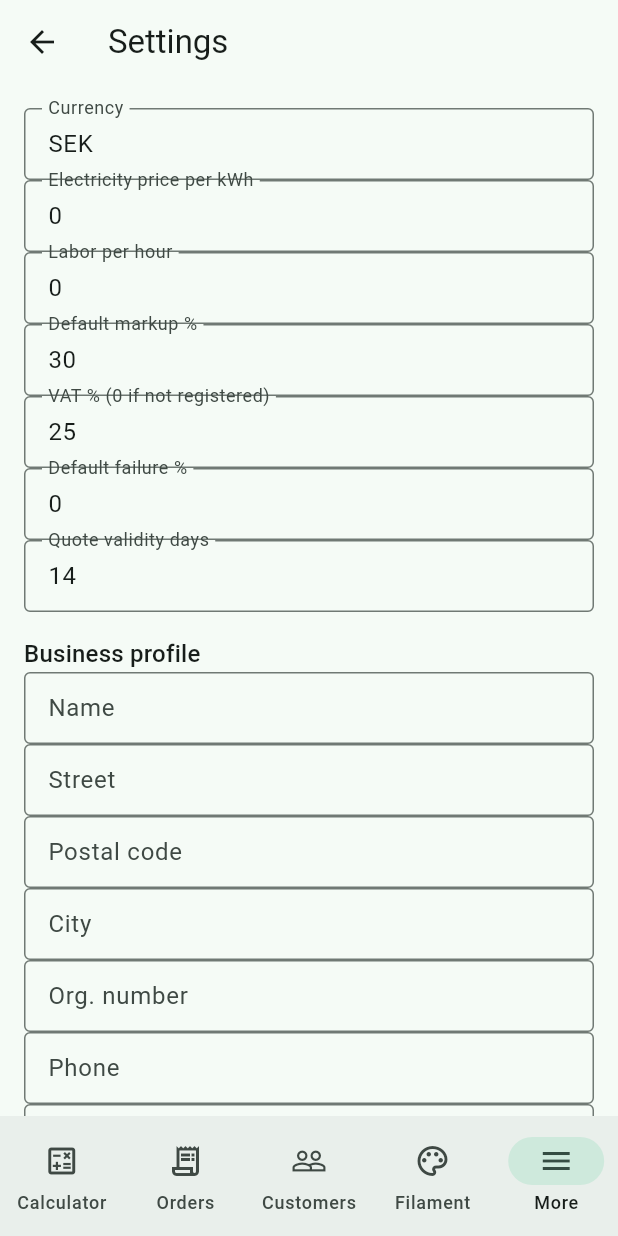
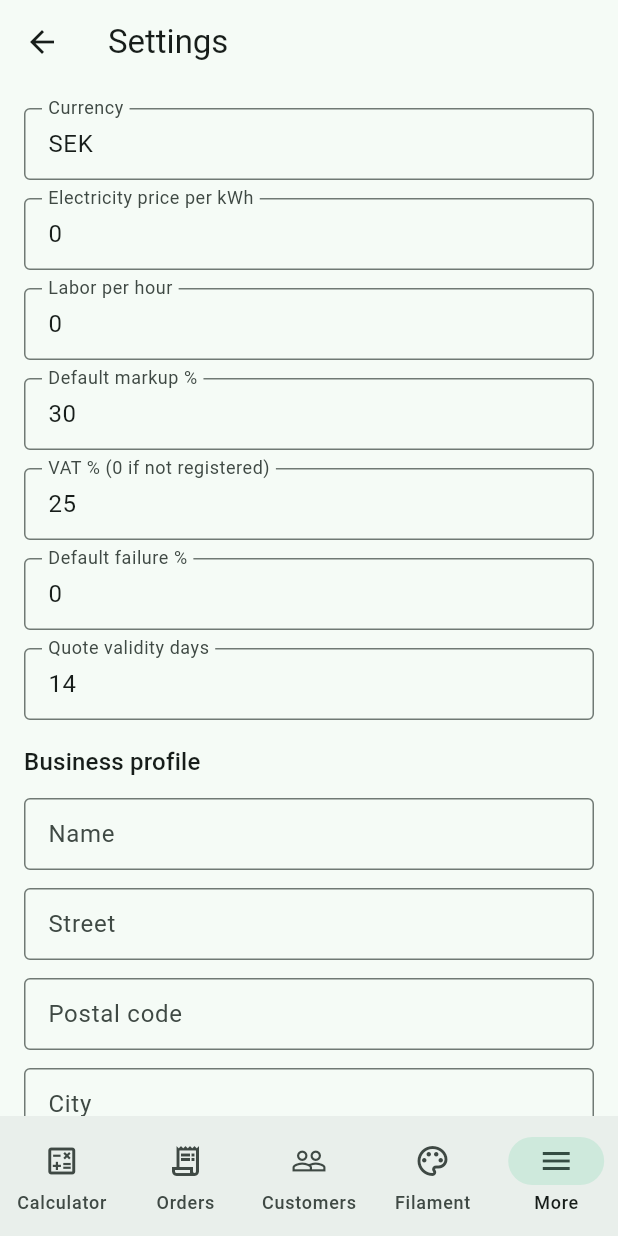
Before and after one commit to Mahinika/gramnota, a Flutter app: the SettingsScreen screen opened by its route, on a phone screen of 412 x 824 dp. Run offline on Flutter 3.47's test engine with Material 3 defaults, Android fonts, the phone set to English and light mode, and no system bars; our stand-ins replace cloud_firestore, firebase_auth, firebase_core, flutter_riverpod, freezed_annotation, go_router and 3 more; missing offline and left inert: receive_sharing_intent; accounts and stored records are empty.

Commit message:
Separate outlined fields on setup and settings.
The markup, failure, and VAT fields sat on top of each other, so the labels collided with the borders.

Co-authored-by: RobertJönsson <Robertjonsson90@gmail.com>

```diff
--- a/lib/features/settings/presentation/settings_screen.dart
+++ b/lib/features/settings/presentation/settings_screen.dart
@@ -181,6 +181,7 @@ class _SettingsScreenState extends ConsumerState<SettingsScreen> {
             controller: _currency,
             decoration: const InputDecoration(labelText: 'Currency'),
           ),
+          const SizedBox(height: 12),
           TextField(
             controller: _electricity,
             decoration: const InputDecoration(
@@ -188,16 +189,19 @@ class _SettingsScreenState extends ConsumerState<SettingsScreen> {
             ),
             keyboardType: const TextInputType.numberWithOptions(decimal: true),
           ),
+          const SizedBox(height: 12),
           TextField(
             controller: _labor,
             decoration: const InputDecoration(labelText: 'Labor per hour'),
             keyboardType: const TextInputType.numberWithOptions(decimal: true),
           ),
+          const SizedBox(height: 12),
           TextField(
             controller: _markup,
             decoration: const InputDecoration(labelText: 'Default markup %'),
             keyboardType: const TextInputType.numberWithOptions(decimal: true),
           ),
+          const SizedBox(height: 12),
           TextField(
             controller: _vat,
             decoration: const InputDecoration(
@@ -205,11 +209,13 @@ class _SettingsScreenState extends ConsumerState<SettingsScreen> {
             ),
             keyboardType: const TextInputType.numberWithOptions(decimal: true),
           ),
+          const SizedBox(height: 12),
           TextField(
             controller: _failure,
             decoration: const InputDecoration(labelText: 'Default failure %'),
             keyboardType: const TextInputType.numberWithOptions(decimal: true),
           ),
+          const SizedBox(height: 12),
           TextField(
             controller: _validity,
             decoration: const InputDecoration(labelText: 'Quote validity days'),
@@ -220,30 +226,37 @@ class _SettingsScreenState extends ConsumerState<SettingsScreen> {
             'Business profile',
             style: Theme.of(context).textTheme.titleMedium,
           ),
+          const SizedBox(height: 12),
           TextField(
             controller: _business,
             decoration: const InputDecoration(labelText: 'Name'),
           ),
+          const SizedBox(height: 12),
           TextField(
             controller: _street,
             decoration: const InputDecoration(labelText: 'Street'),
           ),
+          const SizedBox(height: 12),
           TextField(
             controller: _postal,
             decoration: const InputDecoration(labelText: 'Postal code'),
           ),
+          const SizedBox(height: 12),
           TextField(
             controller: _city,
             decoration: const InputDecoration(labelText: 'City'),
           ),
+          const SizedBox(height: 12),
           TextField(
             controller: _org,
             decoration: const InputDecoration(labelText: 'Org. number'),
           ),
+          const SizedBox(height: 12),
           TextField(
             controller: _phone,
             decoration: const InputDecoration(labelText: 'Phone'),
           ),
+          const SizedBox(height: 12),
           TextField(
             controller: _email,
             decoration: const InputDecoration(labelText: 'Email'),
```
Also changed, not shown: lib/features/settings/presentation/workshop_setup_screen.dart (+14 -1 lines).
